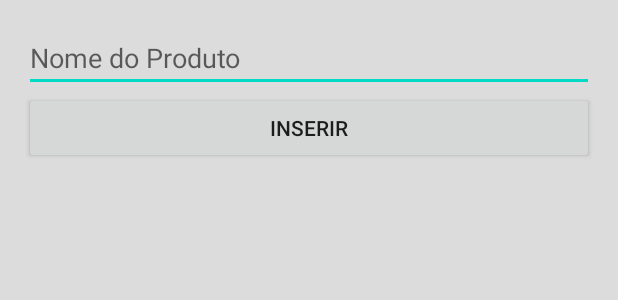
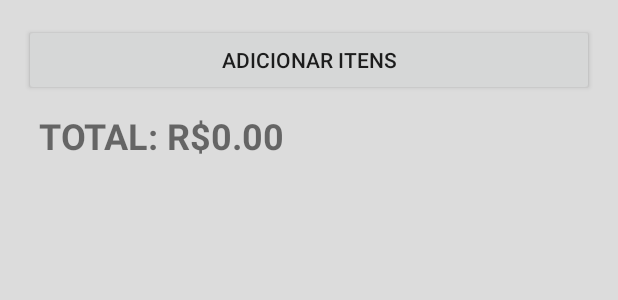
Before and after one commit to alexandreluizdasilva/Android, an Android app: the layout activity_main.xml on its own in the app's theme, with its tools: preview values and no code run, on a phone screen of 412 x 824 dp. Shown: the top 300 px of the screen. Run offline under Robolectric (Android 15) with nearby library versions, the phone set to English and light mode, and no system bars.

Commit message:
Modificando a activity_main
Modifiquei a activity main para ficar só com um texto total, um botão e uma lista

```diff
--- a/pacote-download/listadecompras/app/src/main/res/layout/activity_main.xml
+++ b/pacote-download/listadecompras/app/src/main/res/layout/activity_main.xml
@@ -9,22 +9,23 @@
     android:padding="16dp"
     tools:context=".MainActivity">
 
-    <EditText
-        android:layout_width="match_parent"
-        android:layout_height="wrap_content"
-        android:id="@+id/txt_produto"
-        android:hint="@string/nome_do_produto"/>
-
     <Button
         android:layout_width="match_parent"
         android:layout_height="wrap_content"
-        android:text="@string/inserir"
-        android:id="@+id/btn_inserir"/>
+        android:text="@string/adicionar_itens"
+        android:id="@+id/btn_adicionar" />
+
+   <TextView
+       android:layout_width="wrap_content"
+       android:layout_height="wrap_content"
+       android:text="@string/total_r_0_00"
+       android:textSize="24sp"
+       android:textStyle="bold"
+       android:padding="10dp" />
+
     <ListView
         android:layout_width="match_parent"
         android:layout_height="wrap_content"
         android:id="@+id/list_view_produtos"/>
 
-
-
 </LinearLayout>
--- a/pacote-download/listadecompras/app/src/main/res/values/strings.xml
+++ b/pacote-download/listadecompras/app/src/main/res/values/strings.xml
@@ -7,4 +7,6 @@
     <string name="quantidade">Quantidade</string>
     <string name="nome_do_produto">Nome do Produto</string>
     <string name="cadastrar_produto">Cadastrar produto</string>
+    <string name="adicionar_itens">Adicionar itens</string>
+    <string name="total_r_0_00">TOTAL: R$0.00</string>
 </resources>
```
